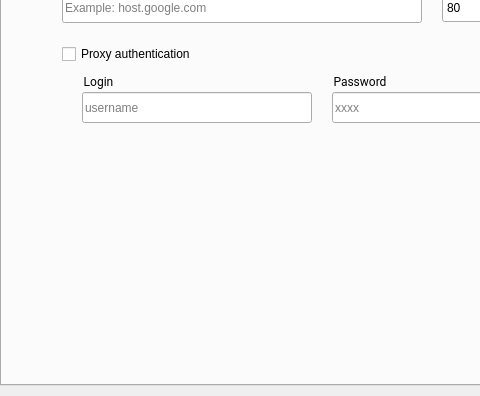
Old version of the form android/android-emu/android/skin/qt/extended-pages/settings-page.ui in the repository vicamo/libandroid-emugl; both pictures show x 0 to 480 and y 184 to 580 of the 622 by 580 pixel window.
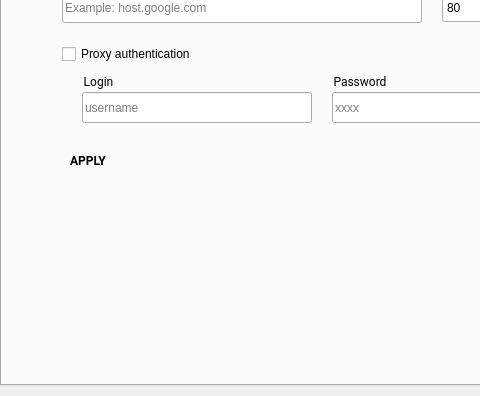
New version of the form. The open tabs and pages were chosen to show the change. Icons and pictures are not drawn. Custom widgets are drawn as their Qt base class.

Commit message:
[UI] Add APPLY button to Settings : Proxy
Send HTTP Proxy settings to the proxy agent only when the
user clicks APPLY.

Previously, new proxy settings took effect when a field was
edited or when a field lost focus, which was both too
often and not often enough.

Test: Manual

Patch:
```diff
--- a/android/android-emu/android/skin/qt/extended-pages/settings-page.ui
+++ b/android/android-emu/android/skin/qt/extended-pages/settings-page.ui
@@ -950,6 +950,35 @@
       <number>80</number>
      </property>
     </widget>
+    <widget class="RaisedMaterialButton" name="set_proxyApply">
+     <property name="geometry">
+      <rect>
+       <x>20</x>
+       <y>280</y>
+       <width>132</width>
+       <height>36</height>
+      </rect>
+     </property>
+     <property name="font">
+      <font>
+       <family>Roboto</family>
+       <weight>75</weight>
+       <bold>true</bold>
+      </font>
+     </property>
+     <property name="text">
+      <string>APPLY</string>
+     </property>
+     <property name="flat">
+      <bool>true</bool>
+     </property>
+     <property name="ColorGroup" stdset="0">
+      <string>Button</string>
+     </property>
+     <property name="report_metrics" stdset="0">
+      <bool>false</bool>
+     </property>
+    </widget>
     <zorder>set_useStudio</zorder>
     <zorder>set_noProxy</zorder>
     <zorder>set_manualConfig</zorder>
@@ -965,6 +994,13 @@
    </widget>
   </widget>
  </widget>
+ <customwidgets>
+  <customwidget>
+   <class>RaisedMaterialButton</class>
+   <extends>QPushButton</extends>
+   <header>android/skin/qt/raised-material-button.h</header>
+  </customwidget>
+ </customwidgets>
  <tabstops>
   <tabstop>set_tabs</tabstop>
   <tabstop>set_themeBox</tabstop>
```
Left out of the diff: 3 changed lines with no effect on the pictures. The commit also changes 2 other files.
